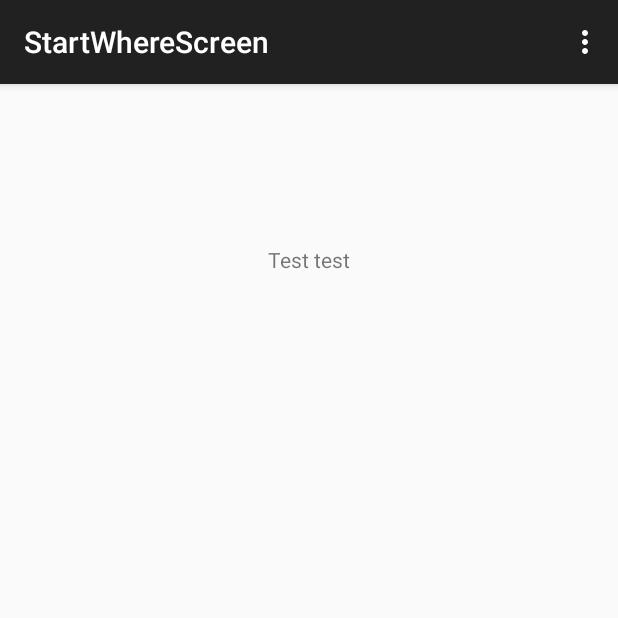
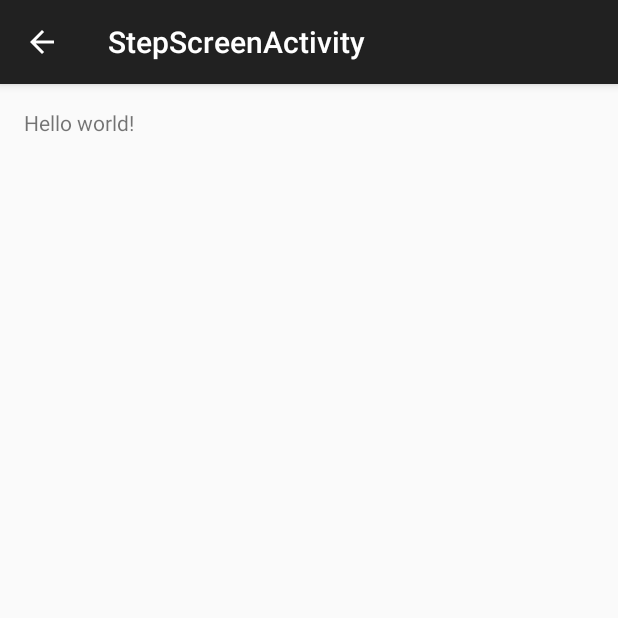
Before and after one commit to mbulotano/Mutech-Diagnostics, an Android app: the screen it shows after launch (StartWhereScreen before the commit, DiagnosticActivity after it), after a tap on "START", on a phone screen of 412 x 824 dp, the top half of it. Run offline under Robolectric (Android 15) with nearby library versions, the phone set to English and light mode, and no system bars.

Commit message:
second commit
Update Changes:
- Modified MainActivity Class to utilize onClickListener class to monitor if the button is clicked
- Created DiagnosticActivity and PatientActivity classes to facilitate what will be displayed on the screen after the user presses the "Start" or "Load" Button
- Begun Implementing a Finite State Machine in the PageList class to manage which screen goes next
- Created a Page class to organize associated details such as strings, styles, and intents that is to be utilized for each unique screen or steps
- Created a Choice class that contain string data (to be displayed on the button) and the int data type, which is associated with a page on the PageList array.
- Organized codes into Model-View-Controller Methodology

```diff
--- a/app/src/main/java/com/mutech/mutechdiagnostic/MainActivity.java
+++ b/app/src/main/java/com/mutech/mutechdiagnostic/MainActivity.java
@@ -3,44 +3,63 @@ package com.mutech.mutechdiagnostic;
 import android.content.Intent;
 import android.support.v7.app.ActionBarActivity;
 import android.os.Bundle;
-import android.view.Menu;
-import android.view.MenuItem;
 import android.view.View;
+import android.widget.Button;
+
+import com.mutech.mutechdiagnostic.UI.DiagnosticActivity;
+import com.mutech.mutechdiagnostic.UI.PatientActivity;
 
 
 public class MainActivity extends ActionBarActivity {
+
+    private Button mStartButton; // Top Button
+    private Button mLoadButton; // Bottom Button
 
     @Override
     protected void onCreate(Bundle savedInstanceState) {
         super.onCreate(savedInstanceState);
         setContentView(R.layout.activity_main);
-    }
-//test
 
-    @Override
-    public boolean onCreateOptionsMenu(Menu menu) {
-        // Inflate the menu; this adds items to the action bar if it is present.
-        getMenuInflater().inflate(R.menu.menu_main, menu);
-        return true;
+        // Create Button Objects with the respective ids, associated with
+        // the graphical buttons on the welcome/starting activity(screen)
+        mStartButton = (Button) findViewById(R.id.ChoiceButton1);
+        mLoadButton = (Button) findViewById(R.id.ChoiceButton2);
+
+        // Set a Click listener to monitor if the button is clicked or not
+        // If the user click the button, it invokes the "onClick" methods
+        // to execute to the specified statements
+
+        // Click Listener for the Start Button
+        mStartButton.setOnClickListener(new View.OnClickListener() {
+            @Override
+            public void onClick(View v) {
+                // Put your code here
+                startDiagnostic();
+            }
+        });
+
+        // Click Listener for the Load Button
+        mLoadButton.setOnClickListener(new View.OnClickListener() {
+            @Override
+            public void onClick(View v) {
+                // Put Your Code Here
+                loadPatient();
+            }
+        });
     }
 
-    @Override
-    public boolean onOptionsItemSelected(MenuItem item) {
-        // Handle action bar item clicks here. The action bar will
-        // automatically handle clicks on the Home/Up button, so long
-        // as you specify a parent activity in AndroidManifest.xml.
-        int id = item.getItemId();
-
-        //noinspection SimplifiableIfStatement
-        if (id == R.id.action_settings) {
-            return true;
-        }
-
-        return super.onOptionsItemSelected(item);
+    // Begin Diagnostic steps
+    private void startDiagnostic(){
+        Intent intent = new Intent(this, DiagnosticActivity.class);
+        startActivity(intent);
     }
 
-    public void goThere(View view) {
-        Intent intent = new Intent(this, StartWhereScreen.class);
+    // Directs patient directory or load patient data from a user-specified filepath
+    private void loadPatient(){
+        Intent intent = new Intent(this, PatientActivity.class);
         startActivity(intent);
     }
+
+
+
 }
--- /dev/null
+++ b/app/src/main/java/com/mutech/mutechdiagnostic/Model/Choice.java
@@ -0,0 +1,36 @@
+package com.mutech.mutechdiagnostic.Model;
+
+/**
+ * Created by ZawMai on 4/30/2015.
+ * Last Updated by ZawMai on 5/01/2015
+ */
+
+// Possible choice to be displayed with a text and states which next step to go.
+public class Choice {
+    private String mText;
+    private int mNextStep;
+
+    // Constructor
+    public Choice(String text, int nextStep){
+        mText = text;
+        mNextStep = nextStep;
+    }
+
+    // Getters
+    public String getText() {
+        return mText;
+    }
+
+    public int getNextStep() {
+        return mNextStep;
+    }
+
+    // Setters
+    public void setText(String text) {
+        mText = text;
+    }
+
+    public void setNextStep(int nextStep) {
+        mNextStep = nextStep;
+    }
+}
--- /dev/null
+++ b/app/src/main/java/com/mutech/mutechdiagnostic/Model/Page.java
@@ -0,0 +1,67 @@
+package com.mutech.mutechdiagnostic.Model;
+
+import android.content.Intent;
+
+/**
+ * Created by ZawMai on 4/30/2015.
+ * Last Updated by ZawMai on 5/01/2015
+ */
+public class Page {
+
+    private String mHeading;
+    private String mDescription;
+    private Choice mChoice1;
+    private Choice mChoice2;
+    private Intent mIntent;
+
+    public Page(String heading, String description, Choice choice1, Choice choice2){
+        this.mHeading = heading;
+        this.mDescription = description;
+        this.mChoice1 =  choice1;
+        this.mChoice2 = choice2;
+        this.mIntent = null;
+
+    }
+
+    public Page(String heading, String description, Choice choice2, Choice choice1, Intent intent) {
+        mHeading = heading;
+        mDescription = description;
+        mChoice2 = choice2;
+        mChoice1 = choice1;
+        this.mIntent = intent;
+    }
+
+    // Getter
+    public String getHeading() { return mHeading; }
+
+    public String getDescription() { return mDescription; }
+
+    public Choice getChoice1() {
+        return mChoice1;
+    }
+
+    public Choice getChoice2() {
+        return mChoice2;
+    }
+
+    public Intent getIntent() { return mIntent; }
+
+
+    // Setter
+    public void setHeading(String heading) { mHeading = heading; }
+
+    public void setChoice1(Choice choice1) {
+        mChoice1 = choice1;
+    }
+
+    public void setDescription(String description) {
+        mDescription = description;
+    }
+
+    public void setChoice2(Choice choice2) {
+        mChoice2 = choice2;
+    }
+
+    public void setIntent(Intent intent) { mIntent = intent; }
+
+}
--- /dev/null
+++ b/app/src/main/java/com/mutech/mutechdiagnostic/Model/PageList.java
@@ -0,0 +1,53 @@
+package com.mutech.mutechdiagnostic.Model;
+
+import android.content.Intent;
+
+/**
+ * Created by ZawMai on 4/30/2015.
+ * Last Updated by ZawMai 5/01/2015
+ */
+public class PageList {
+
+    private Page[] mPages;
+
+    public PageList(){
+
+        mPages = new Page[4];
+
+        // Where would you like to start screen
+        mPages[0] = new Page(
+                    "/WRITE HEADING HERE/",
+                    "/WRITE DESCRIPTION HERE/",
+                    new Choice("/WRITE TOP BUTTON DESCRIPTION HERE/", 1),
+                    new Choice("/WRITE Bottom BUTTON DESCRIPTION HERE/",2));
+
+        // Initial Tutorial Screen: Video or picture?
+        // The tutorial will guide user on how to use the device.
+        mPages[1] = new Page(
+                "/WRITE HEADING HERE/",
+                "/WRITE DESCRIPTION HERE/",
+                new Choice("/WRITE TOP BUTTON DESCRIPTION HERE/", 3),
+                null);
+
+        // Initial Screen to begin picture analysis
+        mPages[2] = new Page(
+                "/WRITE HEADING HERE/",
+                "/WRITE DESCRIPTION HERE/",
+                new Choice("/WRITE TOP BUTTON DESCRIPTION HERE/", 4),
+                null,
+                new Intent());
+
+        // Screen with an intent to capture picture
+        mPages[3] = new Page(
+                "/WRITE HEADING HERE/",
+                "/WRITE TIP HERE/",
+                null,
+                null,
+                new Intent());
+
+    }
+
+
+    public Page getPage(int pageNumber){return mPages[pageNumber];}
+
+}
--- /dev/null
+++ b/app/src/main/java/com/mutech/mutechdiagnostic/UI/DiagnosticActivity.java
@@ -0,0 +1,34 @@
+package com.mutech.mutechdiagnostic.UI;
+
+/**
+ * Created by ZawMai on 4/30/2015.
+ * Last Updated by ZawMai 5/01/2015
+ */
+
+import android.support.v7.app.ActionBarActivity;
+import android.os.Bundle;
+import android.view.Menu;
+import android.view.MenuItem;
+import android.widget.Button;
+import android.widget.TextView;
+
+import com.mutech.mutechdiagnostic.Model.PageList;
+import com.mutech.mutechdiagnostic.R;
+
+public class DiagnosticActivity extends ActionBarActivity {
+
+    private PageList pages = new PageList();
+    private TextView mHeading;
+    private TextView mDescription;
+    private Button mTopChoice;
+    private Button mBottomChoice;
+
+
+    @Override
+    protected void onCreate(Bundle savedInstanceState) {
+        super.onCreate(savedInstanceState);
+        setContentView(R.layout.activity_diagnostic);
+    }
+
+
+}
--- a/app/src/main/java/com/mutech/mutechdiagnostic/StartWhereScreen.java
+++ b/app/src/main/java/com/mutech/mutechdiagnostic/UI/PatientActivity.java
@@ -1,24 +1,29 @@
-package com.mutech.mutechdiagnostic;
+package com.mutech.mutechdiagnostic.UI;
+
+/**
+ * Created by ZawMai on 4/30/2015.
+ * Last Updated by ZawMai 5/01/2015
+ */
 
 import android.support.v7.app.ActionBarActivity;
 import android.os.Bundle;
 import android.view.Menu;
 import android.view.MenuItem;
 
+import com.mutech.mutechdiagnostic.R;
 
-public class StartWhereScreen extends ActionBarActivity {
+public class PatientActivity extends ActionBarActivity {
 
     @Override
     protected void onCreate(Bundle savedInstanceState) {
         super.onCreate(savedInstanceState);
-        setContentView(R.layout.activity_start_where_screen);
+        setContentView(R.layout.activity_patient);
     }
 
-//test
     @Override
     public boolean onCreateOptionsMenu(Menu menu) {
         // Inflate the menu; this adds items to the action bar if it is present.
-        getMenuInflater().inflate(R.menu.menu_start_where_screen, menu);
+        getMenuInflater().inflate(R.menu.menu_patient, menu);
         return true;
     }
 
--- /dev/null
+++ b/app/src/main/res/layout/activity_diagnostic.xml
@@ -0,0 +1,16 @@
+<RelativeLayout xmlns:android="http://schemas.android.com/apk/res/android"
+                xmlns:tools="http://schemas.android.com/tools"
+                android:layout_width="match_parent"
+                android:layout_height="match_parent"
+                android:paddingLeft="@dimen/activity_horizontal_margin"
+                android:paddingRight="@dimen/activity_horizontal_margin"
+                android:paddingTop="@dimen/activity_vertical_margin"
+                android:paddingBottom="@dimen/activity_vertical_margin"
+                tools:context="com.mutech.mutechdiagnostic.UI.DiagnosticActivity">
+
+    <TextView
+        android:text="@string/hello_world"
+        android:layout_width="wrap_content"
+        android:layout_height="wrap_content"/>
+
+</RelativeLayout>
--- a/app/src/main/res/layout/activity_start_where_screen.xml
+++ /dev/null
@@ -1,17 +0,0 @@
-<RelativeLayout xmlns:android="http://schemas.android.com/apk/res/android"
-    xmlns:tools="http://schemas.android.com/tools" android:layout_width="match_parent"
-    android:layout_height="match_parent" android:paddingLeft="@dimen/activity_horizontal_margin"
-    android:paddingRight="@dimen/activity_horizontal_margin"
-    android:paddingTop="@dimen/activity_vertical_margin"
-    android:paddingBottom="@dimen/activity_vertical_margin"
-    tools:context="com.mutech.mutechdiagnostic.StartWhereScreen">
-
-    <TextView
-        android:layout_width="wrap_content"
-        android:layout_height="wrap_content"
-        android:text="Test test"
-        android:id="@+id/textView"
-        android:layout_alignParentTop="true"
-        android:layout_centerHorizontal="true"
-        android:layout_marginTop="91dp" />
-</RelativeLayout>
--- a/app/src/main/res/menu/menu_start_where_screen.xml
+++ /dev/null
@@ -1,7 +0,0 @@
-<menu xmlns:android="http://schemas.android.com/apk/res/android"
-    xmlns:app="http://schemas.android.com/apk/res-auto"
-    xmlns:tools="http://schemas.android.com/tools"
-    tools:context="com.mutech.mutechdiagnostic.StartWhereScreen">
-    <item android:id="@+id/action_settings" android:title="@string/action_settings"
-        android:orderInCategory="100" app:showAsAction="never" />
-</menu>
--- a/app/src/main/res/values/strings.xml
+++ b/app/src/main/res/values/strings.xml
@@ -4,4 +4,8 @@
     <string name="hello_world">Hello world!</string>
     <string name="action_settings">Settings</string>
     <string name="title_activity_start_where_screen">StartWhereScreen</string>
+    <string name="start_button">START</string>
+    <string name="load_button">LOAD</string>
+    <string name="title_activity_step_screen">StepScreenActivity</string>
+    <string name="title_activity_patient">PatientActivity</string>
 </resources>
```
Also changed, not shown: app/src/main/AndroidManifest.xml (+18 -2 lines), app/src/main/java/com/mutech/mutechdiagnostic/Controller/CameraManipulator.java (added, +8 -0 lines), app/src/main/java/com/mutech/mutechdiagnostic/Model/PictureTaker.java (added, +16 -0 lines), app/src/main/res/layout/activity_main.xml (+21 -10 lines), app/src/main/res/layout/activity_patient.xml (added, +16 -0 lines), app/src/main/res/menu/menu_patient.xml (added, +9 -0 lines), app/src/main/res/menu/menu_step_screen.xml (added, +9 -0 lines), 2 other files.
